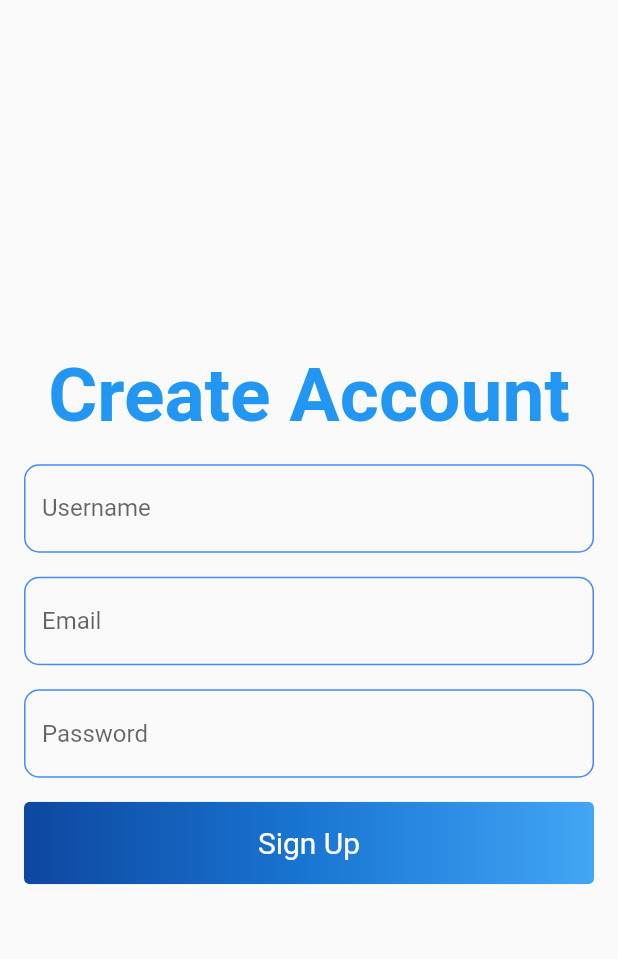
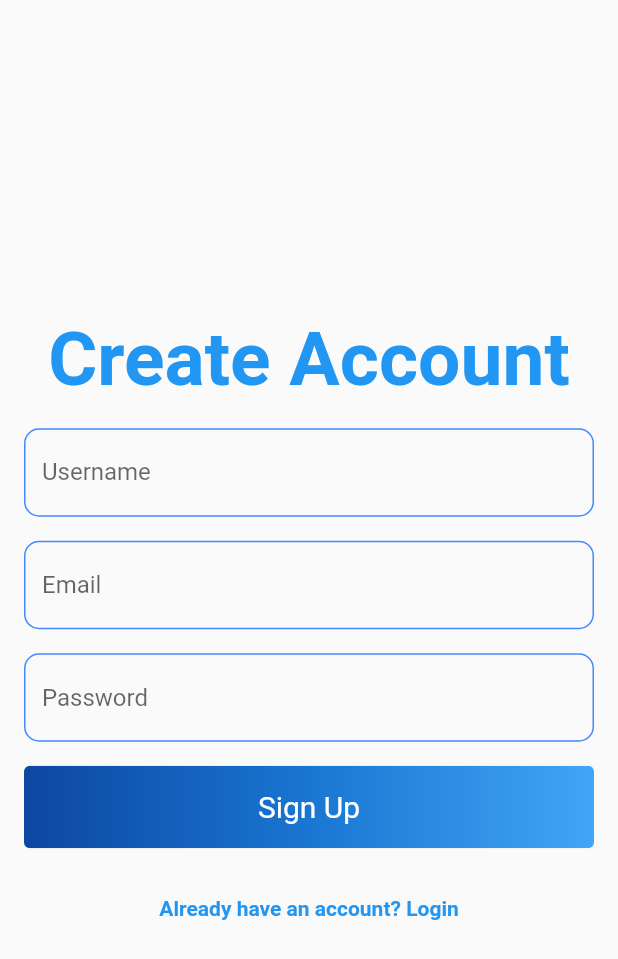
Before and after one commit to VinuBalagopalAP/linkshortner, a Flutter app: the CreateAccount screen opened by its route, on a phone screen of 412 x 824 dp. Shown: the top 959 px of the screen. Run offline on Flutter 3.47's test engine with Material 2 defaults, Android fonts, the phone set to English and light mode, and no system bars; our stand-ins replace cloud_firestore, firebase_auth, firebase_core, fluttertoast; missing offline and left inert: clipboard; accounts and stored records are empty.

Commit message:
fetch back to login page

```diff
--- a/lib/screens/create_account.dart
+++ b/lib/screens/create_account.dart
@@ -2,6 +2,7 @@ import 'package:cloud_firestore/cloud_firestore.dart';
 import 'package:flutter/material.dart';
 import 'package:linkshortner/screens/homepage.dart';
 import 'package:firebase_auth/firebase_auth.dart';
+import 'package:linkshortner/screens/login.dart';
 
 class CreateAccount extends StatefulWidget {
   @override
@@ -131,6 +132,26 @@ class _CreateAccountState extends State<CreateAccount> {
                 ],
               ),
             ),
+            const SizedBox(
+              height: 32,
+            ),
+            GestureDetector(
+              onTap: () {
+                Navigator.push(
+                  context,
+                  MaterialPageRoute(
+                    builder: (context) => LoginPage(),
+                  ),
+                );
+              },
+              child: Text(
+                "Already have an account? Login",
+                style: TextStyle(
+                  color: Colors.blue,
+                  fontWeight: FontWeight.bold,
+                ),
+              ),
+            ),
           ],
         ),
       ),
```
